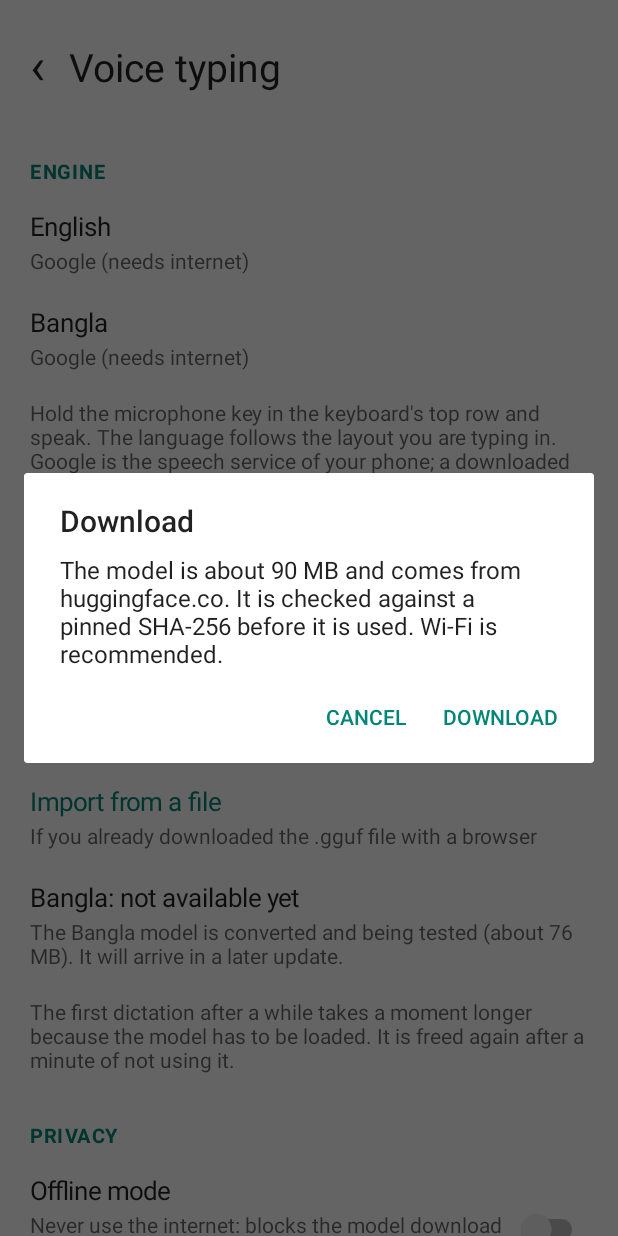
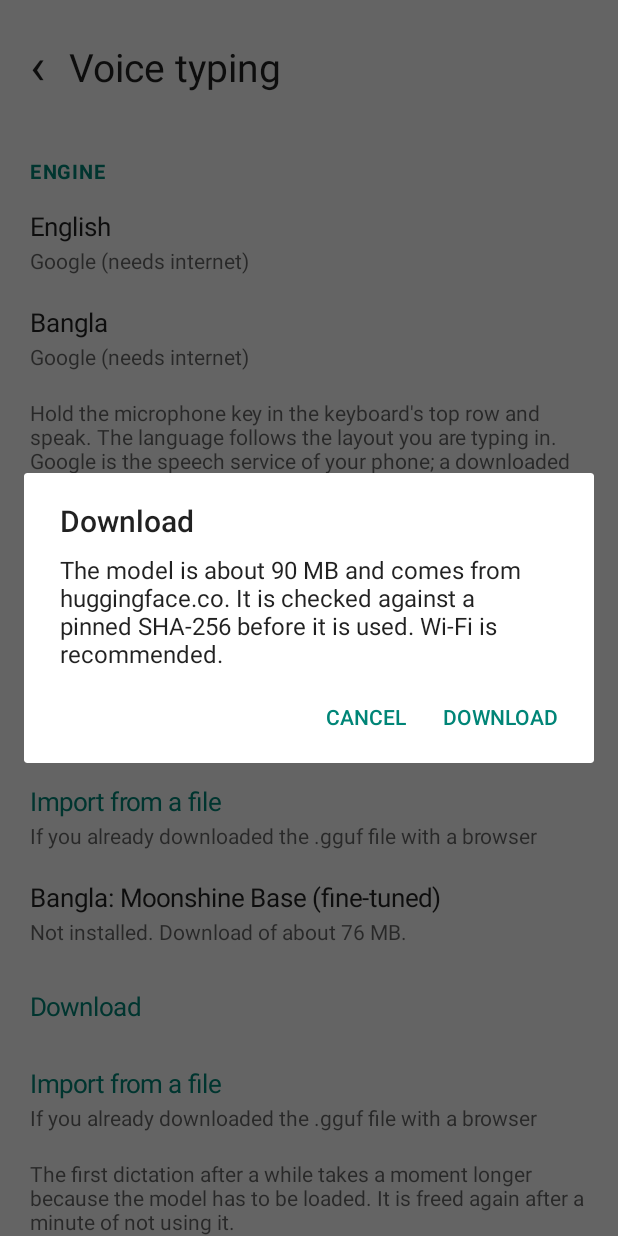
Before and after one commit to i-am-sleepy/Monsoon-Script, an Android app: the VoiceSettingsActivity screen opened directly, with no data from a screen before it, after a tap on "Download", on a phone screen of 412 x 824 dp. Run offline under Robolectric (Android 15) with nearby library versions, the phone set to English and light mode, and no system bars; Roboto replaces fonts that are not available here; 2 other taps on this screen came first.

Commit message:
[claude-g] G5.6b: local Bangla model (Moonshine, Q8_0 76 MB from our release, pinned SHA-256), Bangla text cleanup + tests, settings for both models

```diff
--- a/app/src/main/kotlin/com/monsoonscript/keyboard/voice/LocalVoiceEngine.kt
+++ b/app/src/main/kotlin/com/monsoonscript/keyboard/voice/LocalVoiceEngine.kt
@@ -77,7 +77,7 @@ class LocalVoiceEngine(private val context: Context, private val model: VoiceMod
             post(mine) { callback.onError(VoiceError.NO_PERMISSION) }
             return
         }
-        val pcm = FloatArray(MAX_SECONDS * RATE)
+        val pcm = FloatArray(model.maxSeconds * RATE)
         var n = 0
         try {
             rec.startRecording()
@@ -122,7 +122,7 @@ class LocalVoiceEngine(private val context: Context, private val model: VoiceMod
         if (text == null) post(mine) { callback.onError(VoiceError.OTHER) } else post(mine) { callback.onFinal(clean(text)) }
     }
 
-    private fun clean(t: String): String = t.trim().replace(Regex("\\s+"), " ")
+    private fun clean(t: String): String = VoiceText.clean(t, model.lang)
 
     private fun post(mine: Int, r: () -> Unit) {
         main.post { if (session == mine) r() }
@@ -155,7 +155,6 @@ class LocalVoiceEngine(private val context: Context, private val model: VoiceMod
 
     private companion object {
         const val RATE = 16_000
-        const val MAX_SECONDS = 120 // one recording; Parakeet takes a whole clip in one pass
         const val MIN_SAMPLES = RATE * 4 / 10 // under 0.4 s is a mis-tap
         const val IDLE_MS = 60_000L
         val LOCK = Any()
--- a/app/src/main/kotlin/com/monsoonscript/keyboard/voice/VoiceInput.kt
+++ b/app/src/main/kotlin/com/monsoonscript/keyboard/voice/VoiceInput.kt
@@ -43,7 +43,7 @@ class VoiceInput(private val context: Context, private val host: Host) {
         val key = if (l == VoiceLang.BANGLA) Prefs.VOICE_ENGINE_BN else Prefs.VOICE_ENGINE_EN
         if (prefs().getInt(key, Prefs.ENGINE_GOOGLE) == Prefs.ENGINE_LOCAL) {
             val m = VoiceModels.forLang(l)
-            if (m == null || !NativeVoice.available || !VoiceModels.installed(context, m)) {
+            if (!NativeVoice.available || !VoiceModels.installed(context, m)) {
                 say(R.string.voice_err_no_model)
                 return null
             }
--- a/app/src/main/kotlin/com/monsoonscript/keyboard/voice/VoiceModels.kt
+++ b/app/src/main/kotlin/com/monsoonscript/keyboard/voice/VoiceModels.kt
@@ -20,6 +20,7 @@ class VoiceModel(
     val bytes: Long,
     val sha256: String,
     val credit: String,
+    val maxSeconds: Int, // one recording; the Moonshine models accept 48 s per run, Parakeet takes a whole clip
 )
 
 object VoiceModels {
@@ -32,9 +33,24 @@ object VoiceModels {
         bytes = 89_989_600L,
         sha256 = "486414fd90185a8c8a4ced7c123cfb133ff4f7958426c6b8bd9049946b56b448",
         credit = "NVIDIA Parakeet TDT-CTC 110M, 4-bit GGUF by the transcribe.cpp project (CC-BY-4.0)",
+        maxSeconds = 120,
     )
 
-    fun forLang(lang: VoiceLang): VoiceModel? = if (lang == VoiceLang.ENGLISH) ENGLISH else null
+    val BANGLA = VoiceModel(
+        id = "moonshine-bn",
+        title = "Bangla: Moonshine Base (fine-tuned)",
+        lang = VoiceLang.BANGLA,
+        file = "moonshine-base-bn-Q8_0.gguf",
+        url = "https://github.com/i-am-sleepy/Monsoon-Script/releases/download/voice-models/moonshine-base-bn-Q8_0.gguf",
+        bytes = 76_493_888L,
+        sha256 = "9b90dfd2cc934b15d49bf7335ce98fb654191e3a9273e51e7f162636ffc16f95",
+        credit = "Sanjidh090/moonshine-base-bn (MIT), a fine-tune of Moonshine Base by Useful Sensors (MIT), converted to GGUF (Q8_0)",
+        maxSeconds = 40,
+    )
+
+    val ALL = listOf(ENGLISH, BANGLA)
+
+    fun forLang(lang: VoiceLang): VoiceModel = if (lang == VoiceLang.ENGLISH) ENGLISH else BANGLA
 
     fun dir(context: Context): File = File(context.filesDir, "voice").also { it.mkdirs() }
 
--- a/app/src/main/kotlin/com/monsoonscript/keyboard/voice/VoiceSettingsActivity.kt
+++ b/app/src/main/kotlin/com/monsoonscript/keyboard/voice/VoiceSettingsActivity.kt
@@ -18,9 +18,9 @@ class VoiceSettingsActivity : Activity() {
 
     private lateinit var ui: SettingsUi
     private lateinit var modelBox: LinearLayout
-    private var download: VoiceModels.Download? = null
-    private var progress = 0L
-    private val model = VoiceModels.ENGLISH
+    private val downloads = mutableMapOf<String, VoiceModels.Download>()
+    private val progress = mutableMapOf<String, Long>()
+    private var importFor: VoiceModel? = null
 
     override fun onCreate(savedInstanceState: Bundle?) {
         super.onCreate(savedInstanceState)
@@ -35,18 +35,17 @@ class VoiceSettingsActivity : Activity() {
             page.content.add(header(getString(R.string.voice_models_header)))
             modelBox = LinearLayout(this@VoiceSettingsActivity).apply { orientation = LinearLayout.VERTICAL }
             page.content.add(modelBox)
-            page.content.add(infoRow(getString(R.string.voice_model_bangla), getString(R.string.voice_model_bangla_summary)))
             page.content.add(note(getString(R.string.voice_models_note)))
             page.content.add(header(getString(R.string.voice_privacy_header)))
             page.content.add(switchRow(getString(R.string.voice_offline), getString(R.string.voice_offline_summary), Prefs.VOICE_OFFLINE, false))
-            page.content.add(note(getString(R.string.voice_credits, model.credit)))
+            page.content.add(note(getString(R.string.voice_credits, VoiceModels.ALL.joinToString("; ") { it.credit })))
         }
         setContentView(page.root)
         render()
     }
 
     override fun onDestroy() {
-        download?.cancel()
+        downloads.values.forEach { it.cancel() }
         super.onDestroy()
     }
 
@@ -55,55 +54,58 @@ class VoiceSettingsActivity : Activity() {
     private fun render() {
         modelBox.removeAllViews()
         with(ui) {
-            val installed = VoiceModels.installed(this@VoiceSettingsActivity, model)
+            for (m in VoiceModels.ALL) {
+                val installed = VoiceModels.installed(this@VoiceSettingsActivity, m)
                 when {
-                download != null -> {
-                    val pct = (progress * 100 / model.bytes).toInt().coerceIn(0, 100)
-                    modelBox.add(infoRow(model.title, getString(R.string.voice_model_downloading, pct, mb(model.bytes))))
-                    modelBox.add(buttonRow(getString(R.string.voice_model_cancel), null) { download?.cancel() })
+                    downloads[m.id] != null -> {
+                        val pct = ((progress[m.id] ?: 0L) * 100 / m.bytes).toInt().coerceIn(0, 100)
+                        modelBox.add(infoRow(m.title, getString(R.string.voice_model_downloading, pct, mb(m.bytes))))
+                        modelBox.add(buttonRow(getString(R.string.voice_model_cancel), null) { downloads[m.id]?.cancel() })
                     }
                     installed -> {
-                    modelBox.add(infoRow(model.title, getString(R.string.voice_model_installed, mb(model.bytes))))
+                        modelBox.add(infoRow(m.title, getString(R.string.voice_model_installed, mb(m.bytes))))
                         modelBox.add(buttonRow(getString(R.string.voice_model_delete), null) {
-                        VoiceModels.delete(this@VoiceSettingsActivity, model)
+                            VoiceModels.delete(this@VoiceSettingsActivity, m)
                             render()
                         })
                     }
                     else -> {
-                    val part = VoiceModels.partBytes(this@VoiceSettingsActivity, model)
-                    val summary = if (part > 0) getString(R.string.voice_model_partial, mb(part), mb(model.bytes)) else getString(R.string.voice_model_missing, mb(model.bytes))
-                    modelBox.add(infoRow(model.title, summary))
-                    modelBox.add(buttonRow(getString(R.string.voice_model_download), null) { askDownload() })
-                    modelBox.add(buttonRow(getString(R.string.voice_model_import), getString(R.string.voice_model_import_summary)) { pickFile() })
+                        val part = VoiceModels.partBytes(this@VoiceSettingsActivity, m)
+                        val summary = if (part > 0) getString(R.string.voice_model_partial, mb(part), mb(m.bytes)) else getString(R.string.voice_model_missing, mb(m.bytes))
+                        modelBox.add(infoRow(m.title, summary))
+                        modelBox.add(buttonRow(getString(R.string.voice_model_download), null) { askDownload(m) })
+                        modelBox.add(buttonRow(getString(R.string.voice_model_import), getString(R.string.voice_model_import_summary)) { pickFile(m) })
+                    }
                 }
             }
         }
     }
 
-    private fun askDownload() {
+    private fun askDownload(m: VoiceModel) {
         if (Prefs.of(this).getBoolean(Prefs.VOICE_OFFLINE, false)) {
             Toast.makeText(this, R.string.voice_err_offline, Toast.LENGTH_LONG).show()
             return
         }
+        val host = android.net.Uri.parse(m.url).host ?: ""
         AlertDialog.Builder(this, android.R.style.Theme_Material_Light_Dialog_Alert)
             .setTitle(R.string.voice_model_download)
-            .setMessage(getString(R.string.voice_model_download_ask, mb(model.bytes)))
-            .setPositiveButton(R.string.voice_model_download) { _, _ -> startDownload() }
+            .setMessage(getString(R.string.voice_model_download_ask, mb(m.bytes), host))
+            .setPositiveButton(R.string.voice_model_download) { _, _ -> startDownload(m) }
             .setNegativeButton(android.R.string.cancel, null)
             .show()
     }
 
-    private fun startDownload() {
-        progress = VoiceModels.partBytes(this, model)
-        download = VoiceModels.Download(this, model, object : VoiceModels.Download.Listener {
+    private fun startDownload(m: VoiceModel) {
+        progress[m.id] = VoiceModels.partBytes(this, m)
+        downloads[m.id] = VoiceModels.Download(this, m, object : VoiceModels.Download.Listener {
             override fun onProgress(done: Long, total: Long) {
                 if (isDestroyed) return
-                progress = done
+                progress[m.id] = done
                 render()
             }
 
             override fun onDone(ok: Boolean, message: String?) {
-                download = null
+                downloads.remove(m.id)
                 if (isDestroyed) return
                 if (!ok && message != "cancelled") Toast.makeText(this@VoiceSettingsActivity, getString(R.string.voice_model_failed, message ?: ""), Toast.LENGTH_LONG).show()
                 render()
@@ -112,7 +114,8 @@ class VoiceSettingsActivity : Activity() {
         render()
     }
 
-    private fun pickFile() {
+    private fun pickFile(m: VoiceModel) {
+        importFor = m
         val i = Intent(Intent.ACTION_OPEN_DOCUMENT).addCategory(Intent.CATEGORY_OPENABLE).setType("*/*")
         @Suppress("DEPRECATION")
         startActivityForResult(i, PICK)
@@ -122,10 +125,11 @@ class VoiceSettingsActivity : Activity() {
     override fun onActivityResult(requestCode: Int, resultCode: Int, data: Intent?) {
         super.onActivityResult(requestCode, resultCode, data)
         val uri = data?.data
-        if (requestCode != PICK || resultCode != RESULT_OK || uri == null) return
+        val m = importFor
+        if (requestCode != PICK || resultCode != RESULT_OK || uri == null || m == null) return
         Toast.makeText(this, R.string.voice_model_importing, Toast.LENGTH_SHORT).show()
         Thread({
-            val ok = VoiceModels.importFrom(this, model, uri)
+            val ok = VoiceModels.importFrom(this, m, uri)
             runOnUiThread {
                 if (isDestroyed) return@runOnUiThread
                 Toast.makeText(this, if (ok) R.string.voice_model_import_ok else R.string.voice_model_import_bad, Toast.LENGTH_LONG).show()
--- a/app/src/main/res/values/strings_voice.xml
+++ b/app/src/main/res/values/strings_voice.xml
@@ -37,12 +37,10 @@
     <string name="voice_model_import_ok">Model installed.</string>
     <string name="voice_model_import_bad">That file is not the expected model (its size or SHA-256 differs).</string>
     <string name="voice_model_failed">Download failed: %1$s</string>
-    <string name="voice_model_download_ask">The model is about %1$s and comes from huggingface.co. It is checked against a pinned SHA-256 before it is used. Wi-Fi is recommended.</string>
-    <string name="voice_model_bangla">Bangla: not available yet</string>
-    <string name="voice_model_bangla_summary">The Bangla model is converted and being tested (about 76 MB). It will arrive in a later update.</string>
+    <string name="voice_model_download_ask">The model is about %1$s and comes from %2$s. It is checked against a pinned SHA-256 before it is used. Wi-Fi is recommended.</string>
     <string name="voice_models_note">The first dictation after a while takes a moment longer because the model has to be loaded. It is freed again after a minute of not using it.</string>
     <string name="voice_privacy_header">Privacy</string>
     <string name="voice_offline">Offline mode</string>
     <string name="voice_offline_summary">Never use the internet: blocks the model download and Google voice. Downloaded models keep working.</string>
-    <string name="voice_credits">Model: %1$s. Speech recognition runs with transcribe.cpp (MIT).</string>
+    <string name="voice_credits">Models: %1$s. Speech recognition runs with transcribe.cpp (MIT).</string>
 </resources>
```
Also changed, not shown: app/src/main/kotlin/com/monsoonscript/keyboard/voice/VoiceText.kt (added, +28 -0 lines), 1 other file. Lines whose indentation alone changed are shown as unchanged.
